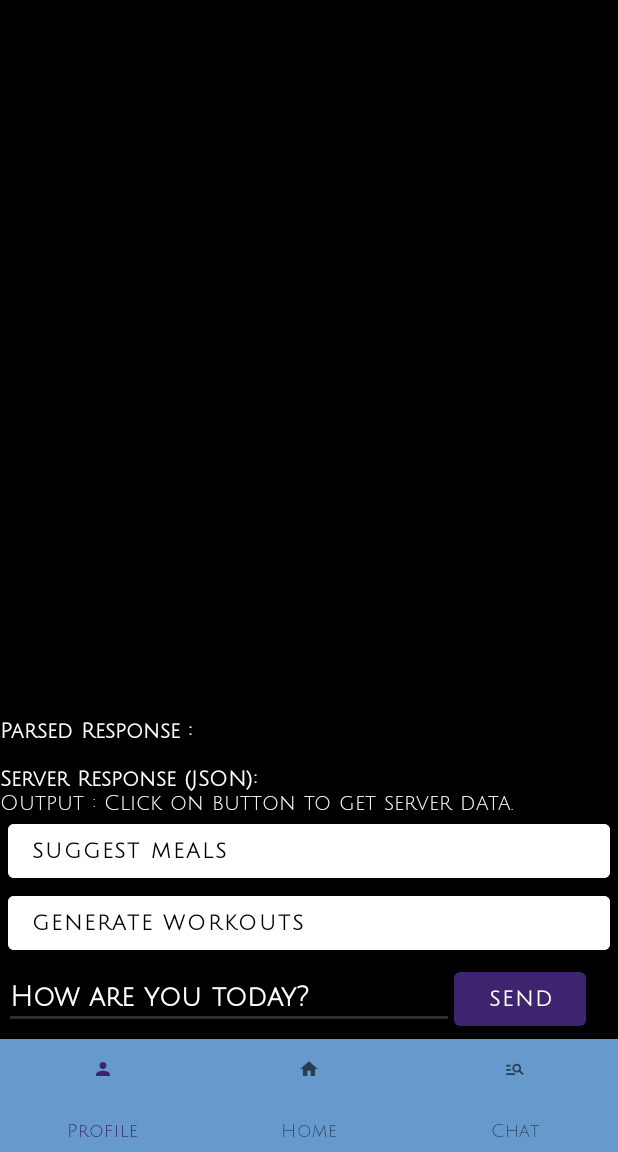
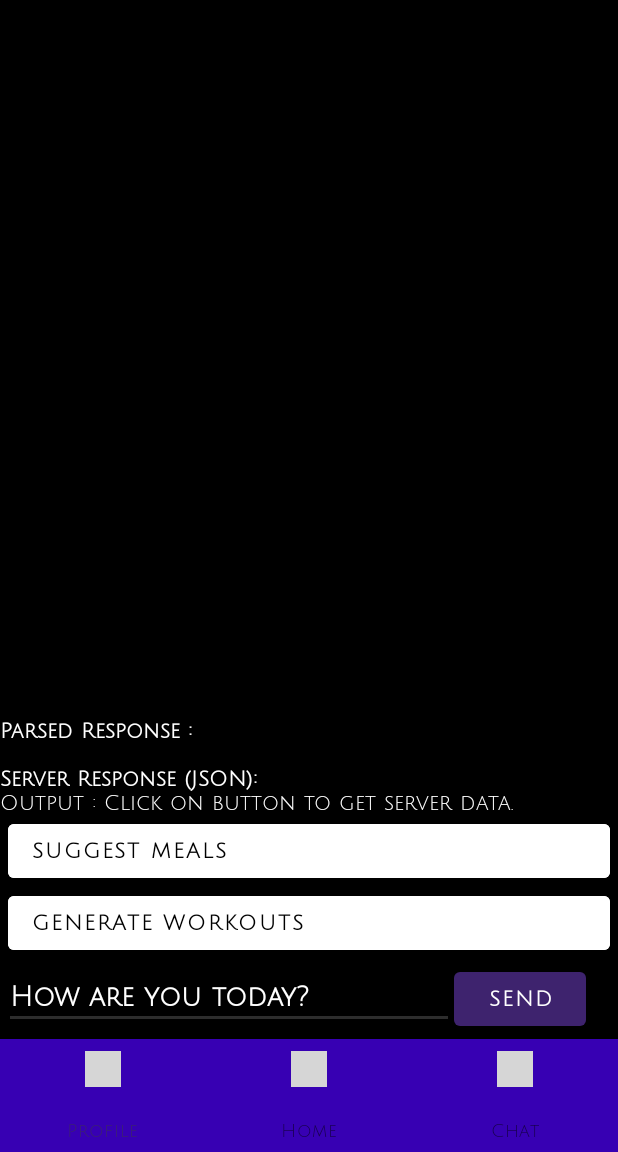
Before and after one commit to CharlesC234/MobileDeviceAppsProject, an Android app: the ChatScreen screen opened directly, with no data from a screen before it, on a phone screen of 412 x 824 dp, the part 84-1236 px from its top. Run offline under Robolectric (Android 15) with nearby library versions, the phone set to English and light mode, and no system bars; grey boxes are pictures that could not be loaded.

Commit message:
Fixed navigation bar

```diff
--- a/TeamProject/app/src/main/java/edu/floridapoly/mobiledeviceapps/fall23/cahillcharles/TeamProject/ChatScreen.java
+++ b/TeamProject/app/src/main/java/edu/floridapoly/mobiledeviceapps/fall23/cahillcharles/TeamProject/ChatScreen.java
@@ -224,8 +224,8 @@ public class ChatScreen extends AppCompatActivity implements
                 if(workoutMealFlag)
                 {
 
-                    WorkoutModelClass wkmClass = new WorkoutModelClass(workoutMeal);
-                    dbWrkout.storeData(wkmClass);
+                   // WorkoutModelClass wkmClass = new WorkoutModelClass(workoutMeal);
+                  //  dbWrkout.storeData(wkmClass);
 
 
                 }
--- a/TeamProject/app/src/main/res/layout/activity_chat_screen.xml
+++ b/TeamProject/app/src/main/res/layout/activity_chat_screen.xml
@@ -81,7 +81,7 @@
     <com.google.android.material.bottomnavigation.BottomNavigationView
         android:id="@+id/bottomNavigationView"
         android:layout_width="match_parent"
-        android:background="#6699CC"
+        android:background="@color/design_default_color_primary_dark"
         android:layout_height="75dp"
         app:layout_constraintBottom_toBottomOf="parent"
         app:layout_constraintEnd_toEndOf="parent"
--- a/TeamProject/app/src/main/res/layout/activity_main_screen.xml
+++ b/TeamProject/app/src/main/res/layout/activity_main_screen.xml
@@ -344,12 +344,12 @@
         <com.google.android.material.bottomnavigation.BottomNavigationView
             android:id="@+id/bottomNavigationView"
             android:layout_width="match_parent"
-            android:background="#6699CC"
+            android:background="@color/design_default_color_primary_dark"
             android:layout_height="75dp"
             app:layout_constraintBottom_toBottomOf="parent"
             app:layout_constraintEnd_toEndOf="parent"
             app:layout_constraintHorizontal_bias="0.5"
             app:layout_constraintStart_toStartOf="parent"
-            app:menu="@menu/bottom_nav_menu"/>
+            app:menu="@menu/bottom_nav_menu" />
     </LinearLayout>
 </androidx.constraintlayout.widget.ConstraintLayout>
--- a/TeamProject/app/src/main/res/layout/activity_profile_screen.xml
+++ b/TeamProject/app/src/main/res/layout/activity_profile_screen.xml
@@ -287,7 +287,7 @@
     <com.google.android.material.bottomnavigation.BottomNavigationView
         android:id="@+id/bottomNavigationView"
         android:layout_width="match_parent"
-        android:background="#6699CC"
+        android:background="@color/design_default_color_primary_dark"
         android:layout_height="75dp"
         app:layout_constraintBottom_toBottomOf="parent"
         app:layout_constraintEnd_toEndOf="parent"
--- a/TeamProject/app/src/main/res/layout/activity_saved_workouts.xml
+++ b/TeamProject/app/src/main/res/layout/activity_saved_workouts.xml
@@ -21,7 +21,7 @@
     <com.google.android.material.bottomnavigation.BottomNavigationView
         android:id="@+id/bottomNavigationView"
         android:layout_width="match_parent"
-        android:background="#6699CC"
+        android:background="@color/design_default_color_primary_dark"
         android:layout_height="75dp"
         app:layout_constraintBottom_toBottomOf="parent"
         app:layout_constraintEnd_toEndOf="parent"
--- a/TeamProject/app/src/main/res/layout/workouts_recyclerview.xml
+++ b/TeamProject/app/src/main/res/layout/workouts_recyclerview.xml
@@ -43,8 +43,7 @@
                 android:textStyle="bold"
                 app:layout_constraintEnd_toStartOf="@+id/delete_workout_image"
                 app:layout_constraintStart_toEndOf="@+id/dropdown_workout_image"
-                app:layout_constraintTop_toTopOf="parent"
-                app:layout_constraintBottom_toBottomOf="parent"/>
+                tools:layout_editor_absoluteY="6dp" />
 
             <ImageView
                 android:id="@+id/delete_workout_image"
@@ -69,6 +68,7 @@
         android:background="@color/pale_grey"
         android:layout_marginStart="24dp"
         android:layout_marginEnd="24dp"
+        app:layout_constraintStart_toStartOf="@id/delete_workout_image"
         app:layout_constraintTop_toBottomOf="@id/cardView">
         <TextView
             android:id="@+id/workout_description_tview"
--- a/TeamProject/app/src/main/res/menu/bottom_nav_menu.xml
+++ b/TeamProject/app/src/main/res/menu/bottom_nav_menu.xml
@@ -3,13 +3,13 @@
     <item
         android:id="@+id/profile"
         android:title="Profile"
-        android:icon="@drawable/ic_profile_foreground"/>
+        android:icon="@drawable/profile_navigation_image"/> <!--ic_profile_foreground-->
     <item
         android:id="@+id/home"
         android:title="Home"
-        android:icon="@drawable/ic_home_foreground"/>
+        android:icon="@drawable/home_screen_navigation_image"/>
     <item
         android:id="@+id/chat"
         android:title="Chat"
-        android:icon="@drawable/ic_chat_foreground"/>
+        android:icon="@drawable/chat_scree_navigation_image"/>
 </menu>
```
Also changed, not shown: TeamProject/app/src/main/java/edu/floridapoly/mobiledeviceapps/fall23/cahillcharles/TeamProject/MainScreen.java (+6 -3 lines), 378 other files.
